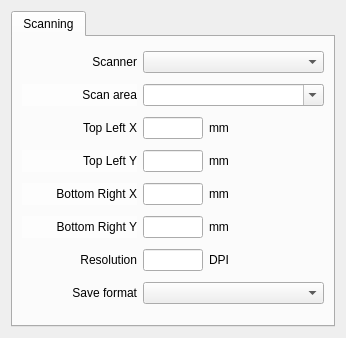
The window that preferencesdialog.ui (ec1oud/scancrop) describes before a commit, drawn with Qt 5.
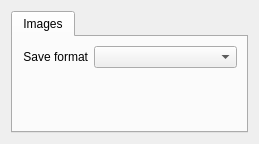
The same window after the commit.

Commit message:
Add scan dialog; add max size option; save scans to a directory
The idea is to crop after scanning. But save the scan to a user-chosen
temp dir, in case something goes wrong.

```diff
--- a/preferencesdialog.ui
+++ b/preferencesdialog.ui
@@ -6,8 +6,8 @@
    <rect>
     <x>0</x>
     <y>0</y>
-    <width>346</width>
-    <height>338</height>
+    <width>259</width>
+    <height>144</height>
    </rect>
   </property>
   <property name="windowTitle">
@@ -24,480 +24,10 @@
      </property>
      <widget class="QWidget" name="scannerTab">
       <attribute name="title">
-       <string>Scanning</string>
+       <string>Images</string>
       </attribute>
-      <layout class="QGridLayout" name="gridLayout_2">
-       <item row="4" column="1">
-        <widget class="QLineEdit" name="br_x_edit">
-         <property name="maximumSize">
-          <size>
-           <width>60</width>
-           <height>16777215</height>
-          </size>
-         </property>
-        </widget>
-       </item>
-       <item row="5" column="0">
-        <widget class="QLabel" name="label_7">
-         <property name="palette">
-          <palette>
-           <active>
-            <colorrole role="Base">
-             <brush brushstyle="SolidPattern">
-              <color alpha="255">
-               <red>244</red>
-               <green>234</green>
-               <blue>231</blue>
-              </color>
-             </brush>
-            </colorrole>
-            <colorrole role="Window">
-             <brush brushstyle="SolidPattern">
-              <color alpha="150">
-               <red>255</red>
-               <green>255</green>
-               <blue>255</blue>
-              </color>
-             </brush>
-            </colorrole>
-           </active>
-           <inactive>
-            <colorrole role="Base">
-             <brush brushstyle="SolidPattern">
-              <color alpha="255">
-               <red>244</red>
-               <green>234</green>
-               <blue>231</blue>
-              </color>
-             </brush>
-            </colorrole>
-            <colorrole role="Window">
-             <brush brushstyle="SolidPattern">
-              <color alpha="150">
-               <red>255</red>
-               <green>255</green>
-               <blue>255</blue>
-              </color>
-             </brush>
-            </colorrole>
-           </inactive>
-           <disabled>
-            <colorrole role="Base">
-             <brush brushstyle="SolidPattern">
-              <color alpha="150">
-               <red>255</red>
-               <green>255</green>
-               <blue>255</blue>
-              </color>
-             </brush>
-            </colorrole>
-            <colorrole role="Window">
-             <brush brushstyle="SolidPattern">
-              <color alpha="150">
-               <red>255</red>
-               <green>255</green>
-               <blue>255</blue>
-              </color>
-             </brush>
-            </colorrole>
-           </disabled>
-          </palette>
-         </property>
-         <property name="autoFillBackground">
-          <bool>true</bool>
-         </property>
-         <property name="text">
-          <string>Bottom Right Y</string>
-         </property>
-         <property name="alignment">
-          <set>Qt::AlignmentFlag::AlignRight|Qt::AlignmentFlag::AlignTrailing|Qt::AlignmentFlag::AlignVCenter</set>
-         </property>
-        </widget>
-       </item>
+      <layout class="QFormLayout" name="formLayout">
        <item row="0" column="0">
-        <widget class="QLabel" name="scannerLabel">
-         <property name="sizePolicy">
-          <sizepolicy hsizetype="Preferred" vsizetype="Preferred">
-           <horstretch>0</horstretch>
-           <verstretch>0</verstretch>
-          </sizepolicy>
-         </property>
-         <property name="text">
-          <string>Scanner</string>
-         </property>
-         <property name="alignment">
-          <set>Qt::AlignmentFlag::AlignRight|Qt::AlignmentFlag::AlignTrailing|Qt::AlignmentFlag::AlignVCenter</set>
-         </property>
-        </widget>
-       </item>
-       <item row="3" column="0">
-        <widget class="QLabel" name="label_5">
-         <property name="palette">
-          <palette>
-           <active>
-            <colorrole role="Base">
-             <brush brushstyle="SolidPattern">
-              <color alpha="255">
-               <red>244</red>
-               <green>234</green>
-               <blue>231</blue>
-              </color>
-             </brush>
-            </colorrole>
-            <colorrole role="Window">
-             <brush brushstyle="SolidPattern">
-              <color alpha="150">
-               <red>255</red>
-               <green>255</green>
-               <blue>255</blue>
-              </color>
-             </brush>
-            </colorrole>
-           </active>
-           <inactive>
-            <colorrole role="Base">
-             <brush brushstyle="SolidPattern">
-              <color alpha="255">
-               <red>244</red>
-               <green>234</green>
-               <blue>231</blue>
-              </color>
-             </brush>
-            </colorrole>
-            <colorrole role="Window">
-             <brush brushstyle="SolidPattern">
-              <color alpha="150">
-               <red>255</red>
-               <green>255</green>
-               <blue>255</blue>
-              </color>
-             </brush>
-            </colorrole>
-           </inactive>
-           <disabled>
-            <colorrole role="Base">
-             <brush brushstyle="SolidPattern">
-              <color alpha="150">
-               <red>255</red>
-               <green>255</green>
-               <blue>255</blue>
-              </color>
-             </brush>
-            </colorrole>
-            <colorrole role="Window">
-             <brush brushstyle="SolidPattern">
-              <color alpha="150">
-               <red>255</red>
-               <green>255</green>
-               <blue>255</blue>
-              </color>
-             </brush>
-            </colorrole>
-           </disabled>
-          </palette>
-         </property>
-         <property name="autoFillBackground">
-          <bool>true</bool>
-         </property>
-         <property name="text">
-          <string>Top Left Y</string>
-         </property>
-         <property name="alignment">
-          <set>Qt::AlignmentFlag::AlignRight|Qt::AlignmentFlag::AlignTrailing|Qt::AlignmentFlag::AlignVCenter</set>
-         </property>
-        </widget>
-       </item>
-       <item row="6" column="0">
-        <widget class="QLabel" name="label_2">
-         <property name="text">
-          <string>Resolution</string>
-         </property>
-         <property name="alignment">
-          <set>Qt::AlignmentFlag::AlignRight|Qt::AlignmentFlag::AlignTrailing|Qt::AlignmentFlag::AlignVCenter</set>
-         </property>
-        </widget>
-       </item>
-       <item row="6" column="1">
-        <widget class="QLineEdit" name="resolutionEdit">
-         <property name="sizePolicy">
-          <sizepolicy hsizetype="Fixed" vsizetype="Fixed">
-           <horstretch>0</horstretch>
-           <verstretch>0</verstretch>
-          </sizepolicy>
-         </property>
-         <property name="maximumSize">
-          <size>
-           <width>60</width>
-           <height>16777215</height>
-          </size>
-         </property>
-        </widget>
-       </item>
-       <item row="3" column="2">
-        <widget class="QLabel" name="label_11">
-         <property name="text">
-          <string>mm</string>
-         </property>
-        </widget>
-       </item>
-       <item row="3" column="1">
-        <widget class="QLineEdit" name="tl_y_edit">
-         <property name="maximumSize">
-          <size>
-           <width>60</width>
-           <height>16777215</height>
-          </size>
-         </property>
-        </widget>
-       </item>
-       <item row="5" column="2">
-        <widget class="QLabel" name="label_9">
-         <property name="text">
-          <string>mm</string>
-         </property>
-        </widget>
-       </item>
-       <item row="5" column="1">
-        <widget class="QLineEdit" name="br_y_edit">
-         <property name="sizePolicy">
-          <sizepolicy hsizetype="Fixed" vsizetype="Fixed">
-           <horstretch>0</horstretch>
-           <verstretch>0</verstretch>
-          </sizepolicy>
-         </property>
-         <property name="maximumSize">
-          <size>
-           <width>60</width>
-           <height>16777215</height>
-          </size>
-         </property>
-        </widget>
-       </item>
-       <item row="4" column="2">
-        <widget class="QLabel" name="label_10">
-         <property name="text">
-          <string>mm</string>
-         </property>
-        </widget>
-       </item>
-       <item row="6" column="2">
-        <widget class="QLabel" name="label_3">
-         <property name="text">
-          <string>DPI</string>
-         </property>
-        </widget>
-       </item>
-       <item row="2" column="1">
-        <widget class="QLineEdit" name="tl_x_edit">
-         <property name="sizePolicy">
-          <sizepolicy hsizetype="Fixed" vsizetype="Fixed">
-           <horstretch>0</horstretch>
-           <verstretch>0</verstretch>
-          </sizepolicy>
-         </property>
-         <property name="maximumSize">
-          <size>
-           <width>60</width>
-           <height>16777215</height>
-          </size>
-         </property>
-        </widget>
-       </item>
-       <item row="2" column="2">
-        <widget class="QLabel" name="label_12">
-         <property name="text">
-          <string>mm</string>
-         </property>
-        </widget>
-       </item>
-       <item row="0" column="1" colspan="2">
-        <widget class="QComboBox" name="scannerBox">
-         <property name="sizePolicy">
-          <sizepolicy hsizetype="MinimumExpanding" vsizetype="Fixed">
-           <horstretch>0</horstretch>
-           <verstretch>0</verstretch>
-          </sizepolicy>
-         </property>
-        </widget>
-       </item>
-       <item row="2" column="0">
-        <widget class="QLabel" name="label_4">
-         <property name="text">
-          <string>Top Left X</string>
-         </property>
-         <property name="alignment">
-          <set>Qt::AlignmentFlag::AlignRight|Qt::AlignmentFlag::AlignTrailing|Qt::AlignmentFlag::AlignVCenter</set>
-         </property>
-        </widget>
-       </item>
-       <item row="4" column="0">
-        <widget class="QLabel" name="label_6">
-         <property name="palette">
-          <palette>
-           <active>
-            <colorrole role="Base">
-             <brush brushstyle="SolidPattern">
-              <color alpha="255">
-               <red>244</red>
-               <green>234</green>
-               <blue>231</blue>
-              </color>
-             </brush>
-            </colorrole>
-            <colorrole role="Window">
-             <brush brushstyle="SolidPattern">
-              <color alpha="100">
-               <red>255</red>
-               <green>255</green>
-               <blue>255</blue>
-              </color>
-             </brush>
-            </colorrole>
-           </active>
-           <inactive>
-            <colorrole role="Base">
-             <brush brushstyle="SolidPattern">
-              <color alpha="255">
-               <red>244</red>
-               <green>234</green>
-               <blue>231</blue>
-              </color>
-             </brush>
-            </colorrole>
-            <colorrole role="Window">
-             <brush brushstyle="SolidPattern">
-              <color alpha="100">
-               <red>255</red>
-               <green>255</green>
-               <blue>255</blue>
-              </color>
-             </brush>
-            </colorrole>
-           </inactive>
-           <disabled>
-            <colorrole role="Base">
-             <brush brushstyle="SolidPattern">
-              <color alpha="100">
-               <red>255</red>
-               <green>255</green>
-               <blue>255</blue>
-              </color>
-             </brush>
-            </colorrole>
-            <colorrole role="Window">
-             <brush brushstyle="SolidPattern">
-              <color alpha="100">
-               <red>255</red>
-               <green>255</green>
-               <blue>255</blue>
-              </color>
-             </brush>
-            </colorrole>
-           </disabled>
-          </palette>
-         </property>
-         <property name="autoFillBackground">
-          <bool>true</bool>
-         </property>
-         <property name="text">
-          <string>Bottom Right X</string>
-         </property>
-         <property name="alignment">
-          <set>Qt::AlignmentFlag::AlignRight|Qt::AlignmentFlag::AlignTrailing|Qt::AlignmentFlag::AlignVCenter</set>
-         </property>
-        </widget>
-       </item>
-       <item row="1" column="0">
-        <widget class="QLabel" name="label_8">
-         <property name="palette">
-          <palette>
-           <active>
-            <colorrole role="Base">
-             <brush brushstyle="SolidPattern">
-              <color alpha="255">
-               <red>244</red>
-               <green>234</green>
-               <blue>231</blue>
-              </color>
-             </brush>
-            </colorrole>
-            <colorrole role="Window">
-             <brush brushstyle="SolidPattern">
-              <color alpha="150">
-               <red>255</red>
-               <green>255</green>
-               <blue>255</blue>
-              </color>
-             </brush>
-            </colorrole>
-           </active>
-           <inactive>
-            <colorrole role="Base">
-             <brush brushstyle="SolidPattern">
-              <color alpha="255">
-               <red>244</red>
-               <green>234</green>
-               <blue>231</blue>
-              </color>
-             </brush>
-            </colorrole>
-            <colorrole role="Window">
-             <brush brushstyle="SolidPattern">
-              <color alpha="150">
-               <red>255</red>
-               <green>255</green>
-               <blue>255</blue>
-              </color>
-             </brush>
-            </colorrole>
-           </inactive>
-           <disabled>
-            <colorrole role="Base">
-             <brush brushstyle="SolidPattern">
-              <color alpha="150">
-               <red>255</red>
-               <green>255</green>
-               <blue>255</blue>
-              </color>
-             </brush>
-            </colorrole>
-            <colorrole role="Window">
-             <brush brushstyle="SolidPattern">
-              <color alpha="150">
-               <red>255</red>
-               <green>255</green>
-               <blue>255</blue>
-              </color>
-             </brush>
-            </colorrole>
-           </disabled>
-          </palette>
-         </property>
-         <property name="autoFillBackground">
-          <bool>true</bool>
-         </property>
-         <property name="text">
-          <string>Scan area</string>
-         </property>
-         <property name="alignment">
-          <set>Qt::AlignmentFlag::AlignRight|Qt::AlignmentFlag::AlignTrailing|Qt::AlignmentFlag::AlignVCenter</set>
-         </property>
-        </widget>
-       </item>
-       <item row="1" column="1" colspan="2">
-        <widget class="QComboBox" name="scanSizes">
-         <property name="sizePolicy">
-          <sizepolicy hsizetype="MinimumExpanding" vsizetype="Fixed">
-           <horstretch>0</horstretch>
-           <verstretch>0</verstretch>
-          </sizepolicy>
-         </property>
-         <property name="editable">
-          <bool>true</bool>
-         </property>
-        </widget>
-       </item>
-       <item row="7" column="0">
         <widget class="QLabel" name="label">
          <property name="text">
           <string>Save format</string>
@@ -507,7 +37,7 @@
          </property>
         </widget>
        </item>
-       <item row="7" column="1" colspan="2">
+       <item row="0" column="1">
         <widget class="QComboBox" name="saveFormatBox"/>
        </item>
       </layout>
```
The commit also changes 12 other files.
